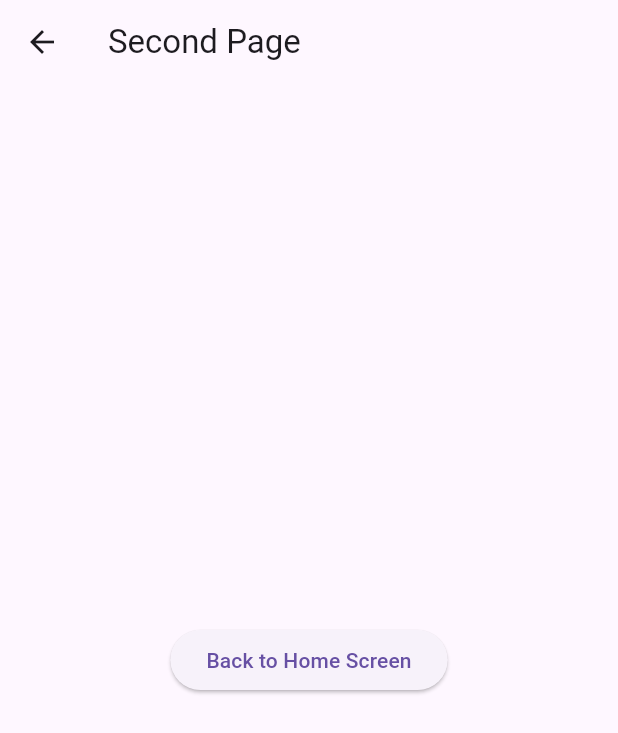
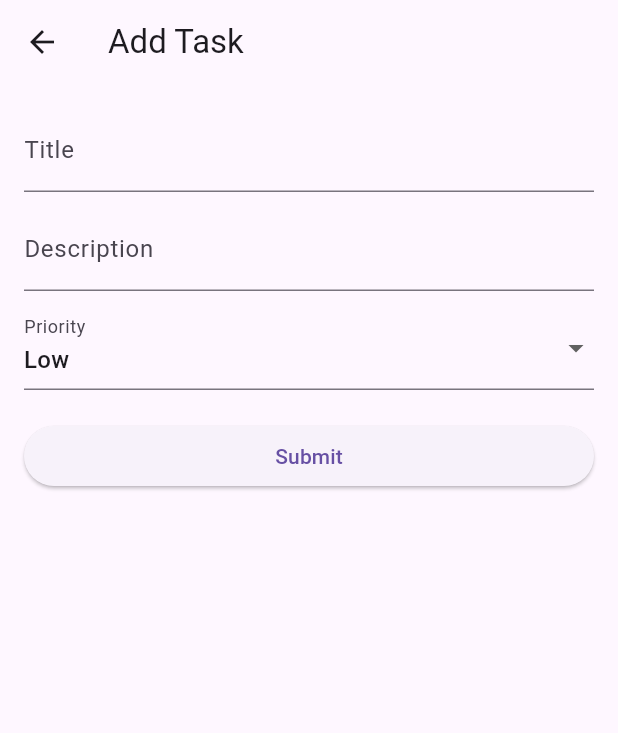
Before and after one commit to its-Sherry003/flutter-task-notes-app, a Flutter app: the screen it shows after launch, after a tap on the "add" icon, on a phone screen of 412 x 824 dp. Shown: the top 733 px of the screen. Run offline on Flutter 3.47's test engine with Material 3 defaults, Android fonts, the phone set to English and light mode, and no system bars; our stand-ins replace shared_preferences, sqflite; accounts and stored records are empty.

Commit message:
TASK4: shared preferences and local database

```diff
--- /dev/null
+++ b/task_notes_manager/lib/database/database_helper.dart
@@ -0,0 +1,62 @@
+import 'package:path/path.dart';
+import 'package:sqflite/sqflite.dart';
+import '../models/task_item.dart';
+
+class DatabaseHelper {
+  static final DatabaseHelper instance = DatabaseHelper._init();
+  static Database? _database;
+
+  DatabaseHelper._init();
+
+  Future<Database> get database async {
+    if (_database != null) return _database!;
+    _database = await _initDB('tasks.db');
+    return _database!;
+  }
+
+  Future<Database> _initDB(String filePath) async {
+    final dbPath = await getDatabasesPath();
+    final path = join(dbPath, filePath);
+    return await openDatabase(path, version: 1, onCreate: _createDB);
+  }
+
+  Future _createDB(Database db, int version) async {
+    await db.execute('''
+      CREATE TABLE tasks (
+        id INTEGER PRIMARY KEY AUTOINCREMENT,
+        title TEXT,
+        priority TEXT,
+        description TEXT,
+        isCompleted INTEGER
+      )
+    ''');
+  }
+
+  Future<int> insertTask(TaskItem task) async {
+    final db = await instance.database;
+    final data = task.toJson();
+    data.remove('id');
+    return await db.insert('tasks', data);
+  }
+
+  Future<List<TaskItem>> getTasks() async {
+    final db = await instance.database;
+    final result = await db.query('tasks');
+    return result.map((json) => TaskItem.fromJson(json)).toList();
+  }
+
+  Future<int> deleteTask(int id) async {
+    final db = await instance.database;
+    return await db.delete('tasks', where: 'id = ?', whereArgs: [id]);
+  }
+
+  Future<int> updateTask(TaskItem task) async {
+    final db = await instance.database;
+    return db.update('tasks', task.toJson(), where: 'id = ?', whereArgs: [task.id]);
+  }
+
+  Future close() async {
+    final db = await instance.database;
+    db.close();
+  }
+}
--- a/task_notes_manager/lib/main.dart
+++ b/task_notes_manager/lib/main.dart
@@ -1,21 +1,45 @@
 import 'package:flutter/material.dart';
+import 'package:shared_preferences/shared_preferences.dart';
 import 'package:task_notes_manager/screens/home.dart';
 
-void main() {
-  runApp(const TaskNotes());
+void main() async {
+  WidgetsFlutterBinding.ensureInitialized();
+  final prefs = await SharedPreferences.getInstance();
+  final isDark = prefs.getBool('isDarkTheme') ?? false;
+  runApp(TaskNotesApp(isDark: isDark));
 }
 
-class TaskNotes extends StatelessWidget {
-  const TaskNotes({super.key});
+class TaskNotesApp extends StatefulWidget {
+  final bool isDark;
+  const TaskNotesApp({super.key, required this.isDark});
 
-  // This widget is the root of your application.
+  @override
+  State<TaskNotesApp> createState() => _TaskNotesAppState();
+}
+
+class _TaskNotesAppState extends State<TaskNotesApp> {
+  late bool isDark;
+
+  @override
+  void initState() {
+    super.initState();
+    isDark = widget.isDark;
+  }
+
+  void toggleTheme(bool value) async {
+    final prefs = await SharedPreferences.getInstance();
+    await prefs.setBool('isDarkTheme', value);
+    setState(() {
+      isDark = value;
+    });
+  }
+
   @override
   Widget build(BuildContext context) {
     return MaterialApp(
       debugShowCheckedModeBanner: false,
-      title: 'Task Notes Manager',
-      theme: ThemeData(primarySwatch: Colors.blue),
-      home: const HomeScreen(),
+      theme: isDark ? ThemeData.dark() : ThemeData.light(),
+      home: HomeScreen(onThemeChange: toggleTheme, isDark: isDark),
     );
   }
 }
--- /dev/null
+++ b/task_notes_manager/lib/screens/add_task.dart
@@ -0,0 +1,80 @@
+import 'package:flutter/material.dart';
+import 'package:task_notes_manager/models/task_item.dart';
+import 'package:task_notes_manager/database/database_helper.dart';
+
+class AddTaskScreen extends StatefulWidget {
+  const AddTaskScreen({super.key});
+
+  @override
+  State<AddTaskScreen> createState() => _AddTaskScreenState();
+}
+
+class _AddTaskScreenState extends State<AddTaskScreen> {
+  final _formKey = GlobalKey<FormState>();
+  final _titleController = TextEditingController();
+  final _descriptionController = TextEditingController();
+  String _priority = 'Low';
+
+  void _saveTask() async {
+    if (_formKey.currentState!.validate()) {
+      final newTask = TaskItem(
+        title: _titleController.text,
+        description: _descriptionController.text,
+        priority: _priority,
+        isCompleted: false,
+      );
+
+      await DatabaseHelper.instance.insertTask(newTask);
+
+      if (mounted) {
+        Navigator.pop(context);
+      }
+    }
+  }
+
+  @override
+  void dispose() {
+    _titleController.dispose();
+    _descriptionController.dispose();
+    super.dispose();
+  }
+
+  @override
+  Widget build(BuildContext context) {
+    return Scaffold(
+      appBar: AppBar(title: const Text("Add Task")),
+      body: Padding(
+        padding: const EdgeInsets.all(16.0),
+        child: Form(
+          key: _formKey,
+          child: ListView(
+            children: [
+              TextFormField(
+                controller: _titleController,
+                decoration: const InputDecoration(labelText: "Title"),
+                validator: (value) =>
+                    value!.isEmpty ? "Please enter a title" : null,
+              ),
+              const SizedBox(height: 10),
+              TextFormField(
+                controller: _descriptionController,
+                decoration: const InputDecoration(labelText: "Description"),
+              ),
+              const SizedBox(height: 10),
+              DropdownButtonFormField<String>(
+                initialValue: _priority,
+                items: ['Low', 'Medium', 'High']
+                    .map((p) => DropdownMenuItem(value: p, child: Text(p)))
+                    .toList(),
+                onChanged: (value) => setState(() => _priority = value!),
+                decoration: const InputDecoration(labelText: "Priority"),
+              ),
+              const SizedBox(height: 20),
+              ElevatedButton(onPressed: _saveTask, child: const Text("Submit")),
+            ],
+          ),
+        ),
+      ),
+    );
+  }
+}
--- a/task_notes_manager/lib/screens/home.dart
+++ b/task_notes_manager/lib/screens/home.dart
@@ -1,49 +1,78 @@
 import 'package:flutter/material.dart';
-import 'package:task_notes_manager/screens/second.dart';
+import 'package:task_notes_manager/screens/add_task.dart';
+import 'package:task_notes_manager/models/task_item.dart';
+import 'package:task_notes_manager/database/database_helper.dart';
 
 class HomeScreen extends StatefulWidget {
-  const HomeScreen({super.key});
+  final Function(bool) onThemeChange;
+  final bool isDark;
+
+  const HomeScreen({
+    super.key,
+    required this.onThemeChange,
+    required this.isDark,
+  });
 
   @override
   State<HomeScreen> createState() => _HomeScreenState();
 }
 
 class _HomeScreenState extends State<HomeScreen> {
-  final List<String> tasks = ['Pray', 'Finish Flutter project', 'Read a book'];
+  List<TaskItem> tasks = [];
+
+  @override
+  void initState() {
+    super.initState();
+    _loadTasks();
+  }
+
+  Future<void> _loadTasks() async {
+    final db = DatabaseHelper.instance;
+    final loadedTasks = await db.getTasks();
+    setState(() => tasks = loadedTasks);
+  }
 
   @override
   Widget build(BuildContext context) {
     return Scaffold(
-      appBar: AppBar(title: const Text('Home Screen')),
-      body: Padding(
-        padding: const EdgeInsets.all(16.0),
-        child: Column(
-          crossAxisAlignment: CrossAxisAlignment.start,
+      appBar: AppBar(title: const Text("My Tasks & Notes")),
+      body: Column(
         children: [
-            const Text(
-              'My Tasks & Notes',
-              style: TextStyle(fontSize: 28, fontWeight: FontWeight.bold),
+          SwitchListTile(
+            title: const Text("Theme"),
+            value: widget.isDark,
+            onChanged: widget.onThemeChange,
           ),
-            const SizedBox(height: 10),
-            const Text('Welcome! Here you can manage your tasks'),
-            const SizedBox(height: 20),
           Expanded(
-              child: ListView.builder(
+            child: tasks.isEmpty
+                ? const Center(child: Text("No tasks yet"))
+                : ListView.builder(
                     itemCount: tasks.length,
                     itemBuilder: (context, index) {
-                  return Card(child: ListTile(title: Text(tasks[index])));
+                      final task = tasks[index];
+                      return ListTile(
+                        title: Text(task.title),
+                        subtitle: Text(task.description),
+                        trailing: IconButton(
+                          icon: const Icon(Icons.delete),
+                          onPressed: () async {
+                            await DatabaseHelper.instance.deleteTask(task.id!);
+                            _loadTasks();
+                          },
+                        ),
+                      );
                     },
                   ),
           ),
         ],
       ),
-      ),
       floatingActionButton: FloatingActionButton(
-        onPressed: () {
-          Navigator.push(
+        onPressed: () async {
+          await Navigator.push(
             context,
-            MaterialPageRoute(builder: (context) => const SecondPage()),
+            MaterialPageRoute(builder: (_) => const AddTaskScreen()),
           );
+          _loadTasks(); // refresh when returning
         },
         child: const Icon(Icons.add),
       ),
--- a/task_notes_manager/lib/screens/second.dart
+++ /dev/null
@@ -1,29 +0,0 @@
-import 'package:flutter/material.dart';
-import 'package:task_notes_manager/screens/home.dart';
-
-class SecondPage extends StatefulWidget {
-  const SecondPage({super.key});
-
-  @override
-  State<SecondPage> createState() => _SecondPageState();
-}
-
-class _SecondPageState extends State<SecondPage> {
-  @override
-  Widget build(BuildContext context) {
-    return Scaffold(
-      appBar: AppBar(title: Text('Second Page')),
-      body: Center(
-        child: ElevatedButton(
-          onPressed: () {
-            Navigator.pop(
-              context,
-              MaterialPageRoute(builder: (context) => const HomeScreen()),
-            );
-          },
-          child: const Text('Back to Home Screen'),
-        ),
-      ),
-    );
-  }
-}
```
Lines whose indentation alone changed are shown as unchanged.
